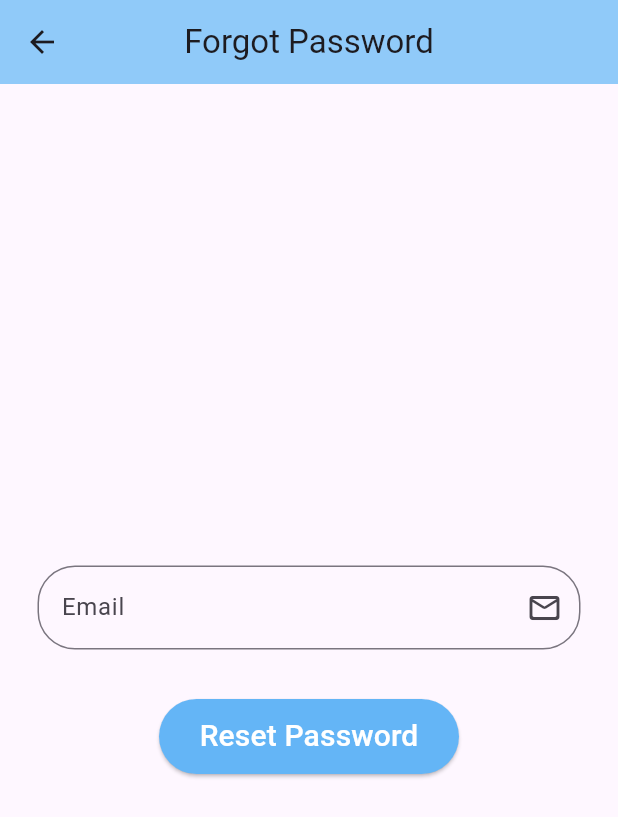
After one commit to priyansh-26/firebase_tutorial, a Flutter app: the MyHomePage screen opened directly, after a tap on the "add" icon, after a tap on the "logout" icon, after a tap on "Forgot Password", on a phone screen of 412 x 824 dp. The commit adds this screen. Shown: the top 817 px of the screen. Run offline on Flutter 3.47's test engine with Material 3 defaults, Android fonts, the phone set to English and light mode, and no system bars; our stand-ins replace firebase_auth, firebase_core; accounts and stored records are empty.

Commit message:
login complete

```diff
--- /dev/null
+++ b/lib/forgetpassword.dart
@@ -0,0 +1,45 @@
+import 'package:firebase_auth/firebase_auth.dart';
+import 'package:firebase_tutorial/uihelper.dart';
+import 'package:flutter/material.dart';
+
+class ForgotPassword extends StatefulWidget {
+  const ForgotPassword({super.key});
+
+  @override
+  State<ForgotPassword> createState() => _ForgotPasswordState();
+}
+
+class _ForgotPasswordState extends State<ForgotPassword> {
+  TextEditingController emailController = TextEditingController();
+  forgotpassword(String email) async {
+    if (email == "") {
+      return UiHelper.CustomAlertBox(
+          context, "Enter an Email to reset password");
+    } else {
+      FirebaseAuth.instance.sendPasswordResetEmail(email: email);
+    }
+  }
+
+  @override
+  Widget build(BuildContext context) {
+    return Scaffold(
+        appBar: AppBar(
+          title: Text("Forgot Password"),
+          centerTitle: true,
+          backgroundColor: Colors.blue[200],
+        ),
+        body: Column(
+          mainAxisAlignment: MainAxisAlignment.center,
+          children: [
+            UiHelper.CustomTextField(
+                emailController, "Email", Icons.mail_outline_rounded, false),
+            SizedBox(
+              height: 20,
+            ),
+            UiHelper.CustomButton(() {
+              forgotpassword(emailController.text.toString());
+            }, "Reset Password"),
+          ],
+        ));
+  }
+}
--- a/lib/loginpage.dart
+++ b/lib/loginpage.dart
@@ -1,6 +1,7 @@
 // ignore_for_file: use_build_context_synchronously, unused_local_variable, body_might_complete_normally_nullable
 
 import 'package:firebase_auth/firebase_auth.dart';
+import 'package:firebase_tutorial/forgetpassword.dart';
 import 'package:firebase_tutorial/main.dart';
 import 'package:firebase_tutorial/signuppage.dart';
 import 'package:firebase_tutorial/uihelper.dart';
@@ -26,7 +27,7 @@ class _LoginPageState extends State<LoginPage> {
         usercredential = await FirebaseAuth.instance
             .signInWithEmailAndPassword(email: email, password: password)
             .then((value) {
-          Navigator.push(
+          Navigator.pushReplacement(
               context,
               MaterialPageRoute(
                   builder: (context) => MyHomePage(title: "Home Page")));
@@ -81,6 +82,19 @@ class _LoginPageState extends State<LoginPage> {
               ),
             ],
           ),
+          SizedBox(
+            height: 20,
+          ),
+          TextButton(
+            onPressed: () {
+              Navigator.push(context,
+                  MaterialPageRoute(builder: (context) => ForgotPassword()));
+            },
+            child: Text(
+              "Forgot Password",
+              style: TextStyle(fontSize: 20, fontWeight: FontWeight.w500),
+            ),
+          ),
         ],
       ),
     );
--- a/lib/main.dart
+++ b/lib/main.dart
@@ -1,5 +1,7 @@
+import 'package:firebase_auth/firebase_auth.dart';
 import 'package:firebase_tutorial/checkuser.dart';
 import 'package:firebase_tutorial/loginpage.dart';
+// import 'package:firebase_tutorial/loginpage.dart';
 import 'package:flutter/material.dart';
 import 'package:firebase_core/firebase_core.dart';
 
@@ -45,6 +47,13 @@ class _MyHomePageState extends State<MyHomePage> {
     });
   }
 
+  logout() async {
+    FirebaseAuth.instance.signOut().then((value) {
+      Navigator.pushReplacement(
+          context, MaterialPageRoute(builder: (context) => LoginPage()));
+    });
+  }
+
   @override
   Widget build(BuildContext context) {
     return Scaffold(
@@ -63,13 +72,17 @@ class _MyHomePageState extends State<MyHomePage> {
               '$_counter',
               style: Theme.of(context).textTheme.headlineMedium,
             ),
+            FloatingActionButton(
+              onPressed: _incrementCounter,
+              child: const Icon(Icons.add),
+            ),
           ],
         ),
       ),
       floatingActionButton: FloatingActionButton(
-        onPressed: _incrementCounter,
+        onPressed: logout,
         tooltip: 'Increment',
-        child: const Icon(Icons.add),
+        child: const Icon(Icons.logout),
       ), // This trailing comma makes auto-formatting nicer for build methods.
     );
   }
--- a/lib/signuppage.dart
+++ b/lib/signuppage.dart
@@ -25,7 +25,7 @@ class _SignUpPageState extends State<SignUpPage> {
         usercredential = await FirebaseAuth.instance
             .createUserWithEmailAndPassword(email: email, password: password)
             .then((value) {
-          Navigator.push(
+          Navigator.pushReplacement(
               context,
               MaterialPageRoute(
                   builder: (context) => MyHomePage(title: "Home Page")));
```
